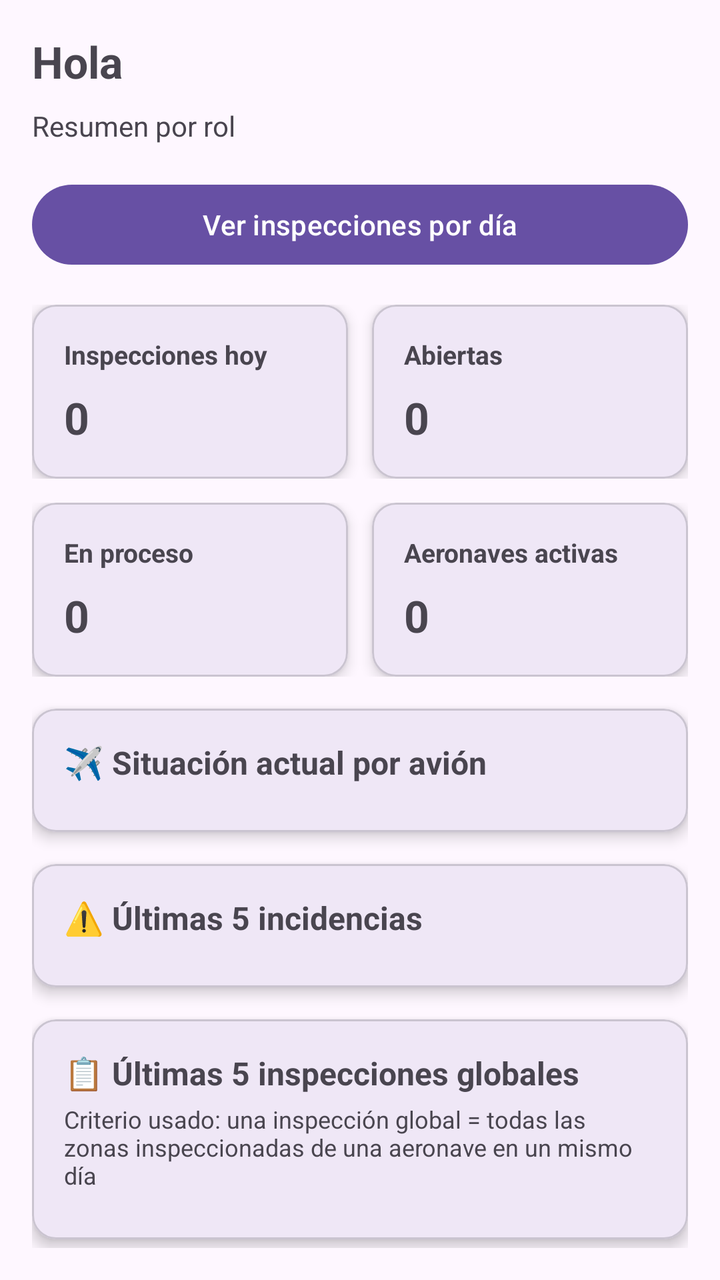
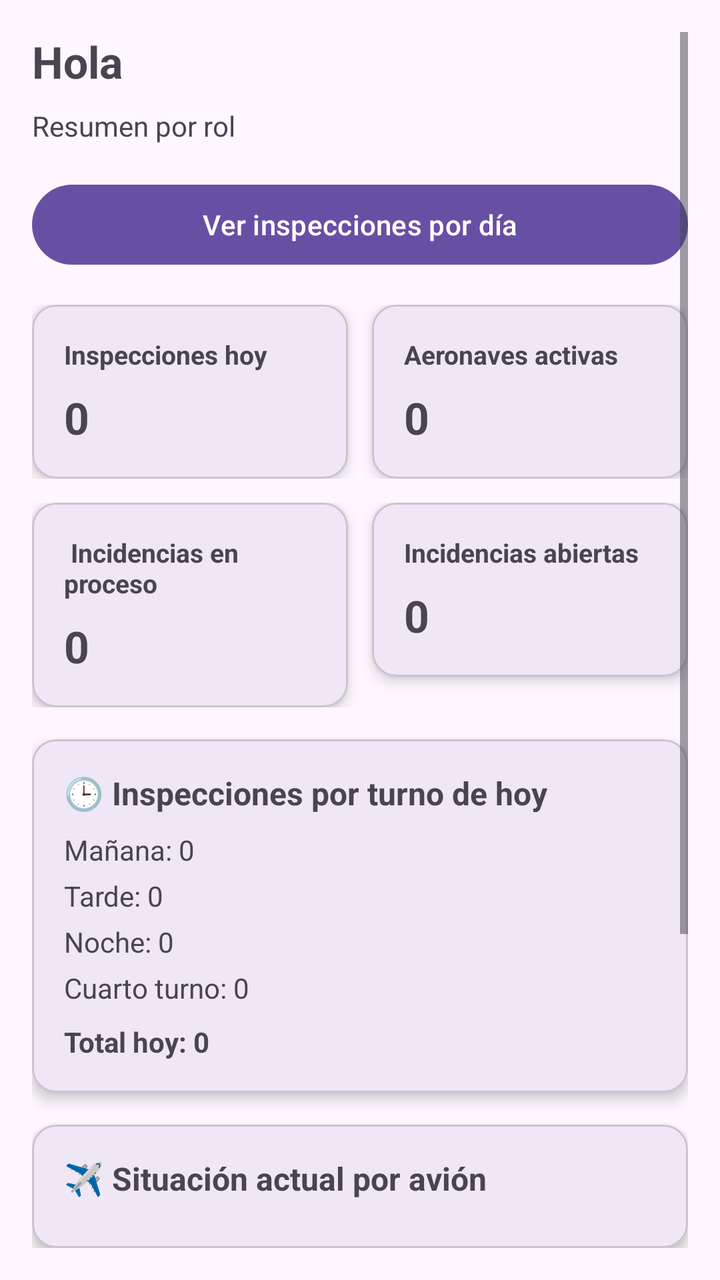

Compare the two renders of this Android layout. The source of the first and the diff that turns it into the second are given below.
<!-- AndroidManifest.xml: application theme Theme.FodManager -->
<!-- res/layout/fragment_home.xml -->
<?xml version="1.0" encoding="utf-8"?>
<ScrollView xmlns:android="http://schemas.android.com/apk/res/android"
    xmlns:app="http://schemas.android.com/apk/res-auto"
    android:layout_width="match_parent"
    android:layout_height="match_parent"
    android:padding="16dp"
    android:paddingBottom="24dp">

    <LinearLayout
        android:layout_width="match_parent"
        android:layout_height="wrap_content"
        android:orientation="vertical">

        
        <TextView
            android:id="@+id/tvBienvenida"
            android:layout_width="wrap_content"
            android:layout_height="wrap_content"
            android:layout_marginBottom="8dp"
            android:text="Hola"
            android:textSize="22sp"
            android:textStyle="bold" />

        
        <TextView
            android:id="@+id/tvResumenRol"
            android:layout_width="match_parent"
            android:layout_height="wrap_content"
            android:text="Resumen por rol"
            android:textSize="14sp"
            android:layout_marginBottom="16dp" />

        
        <Button
            android:id="@+id/btnVerResumenDiario"
            android:layout_width="match_parent"
            android:layout_height="wrap_content"
            android:text="Ver inspecciones por día"
            android:layout_marginBottom="16dp" />

        
        <LinearLayout
            android:layout_width="match_parent"
            android:layout_height="wrap_content"
            android:orientation="horizontal"
            android:layout_marginBottom="12dp">

            
            <com.google.android.material.card.MaterialCardView
                android:layout_width="0dp"
                android:layout_height="wrap_content"
                android:layout_weight="1"
                android:layout_marginEnd="6dp"
                app:cardCornerRadius="12dp"
                app:cardElevation="4dp">

                <LinearLayout
                    android:layout_width="match_parent"
                    android:layout_height="wrap_content"
                    android:orientation="vertical"
                    android:padding="16dp">

                    <TextView
                        android:layout_width="wrap_content"
                        android:layout_height="wrap_content"
                        android:text="Inspecciones hoy"
                        android:textSize="13sp"
                        android:textStyle="bold"
                        android:layout_marginBottom="8dp" />

                    <TextView
                        android:id="@+id/tvKpiInspeccionesHoy"
                        android:layout_width="wrap_content"
                        android:layout_height="wrap_content"
                        android:text="0"
                        android:textSize="22sp"
                        android:textStyle="bold" />
                </LinearLayout>
            </com.google.android.material.card.MaterialCardView>

            
            <com.google.android.material.card.MaterialCardView
                android:layout_width="0dp"
                android:layout_height="wrap_content"
                android:layout_weight="1"
                android:layout_marginStart="6dp"
                app:cardCornerRadius="12dp"
                app:cardElevation="4dp">

                <LinearLayout
                    android:layout_width="match_parent"
                    android:layout_height="wrap_content"
                    android:orientation="vertical"
                    android:padding="16dp">

                    <TextView
                        android:layout_width="wrap_content"
                        android:layout_height="wrap_content"
                        android:text="Abiertas"
                        android:textSize="13sp"
                        android:textStyle="bold"
                        android:layout_marginBottom="8dp" />

                    <TextView
                        android:id="@+id/tvKpiAbiertas"
                        android:layout_width="wrap_content"
                        android:layout_height="wrap_content"
                        android:text="0"
                        android:textSize="22sp"
                        android:textStyle="bold" />
                </LinearLayout>
            </com.google.android.material.card.MaterialCardView>
        </LinearLayout>

        
        <LinearLayout
            android:layout_width="match_parent"
            android:layout_height="wrap_content"
            android:orientation="horizontal"
            android:layout_marginBottom="16dp">

            
            <com.google.android.material.card.MaterialCardView
                android:layout_width="0dp"
                android:layout_height="wrap_content"
                android:layout_weight="1"
                android:layout_marginEnd="6dp"
                app:cardCornerRadius="12dp"
                app:cardElevation="4dp">

                <LinearLayout
                    android:layout_width="match_parent"
                    android:layout_height="wrap_content"
                    android:orientation="vertical"
                    android:padding="16dp">

                    <TextView
                        android:layout_width="wrap_content"
                        android:layout_height="wrap_content"
                        android:text="En proceso"
                        android:textSize="13sp"
                        android:textStyle="bold"
                        android:layout_marginBottom="8dp" />

                    <TextView
                        android:id="@+id/tvKpiEnProceso"
                        android:layout_width="wrap_content"
                        android:layout_height="wrap_content"
                        android:text="0"
                        android:textSize="22sp"
                        android:textStyle="bold" />
                </LinearLayout>
            </com.google.android.material.card.MaterialCardView>

            
            <com.google.android.material.card.MaterialCardView
                android:layout_width="0dp"
                android:layout_height="wrap_content"
                android:layout_weight="1"
                android:layout_marginStart="6dp"
                app:cardCornerRadius="12dp"
                app:cardElevation="4dp">

                <LinearLayout
                    android:layout_width="match_parent"
                    android:layout_height="wrap_content"
                    android:orientation="vertical"
                    android:padding="16dp">

                    <TextView
                        android:layout_width="wrap_content"
                        android:layout_height="wrap_content"
                        android:text="Aeronaves activas"
                        android:textSize="13sp"
                        android:textStyle="bold"
                        android:layout_marginBottom="8dp" />

                    <TextView
                        android:id="@+id/tvKpiAeronavesActivas"
                        android:layout_width="wrap_content"
                        android:layout_height="wrap_content"
                        android:text="0"
                        android:textSize="22sp"
                        android:textStyle="bold" />
                </LinearLayout>
            </com.google.android.material.card.MaterialCardView>
        </LinearLayout>

        
        <com.google.android.material.card.MaterialCardView
            android:layout_width="match_parent"
            android:layout_height="wrap_content"
            android:layout_marginBottom="16dp"
            app:cardCornerRadius="12dp"
            app:cardElevation="4dp">

            <LinearLayout
                android:layout_width="match_parent"
                android:layout_height="wrap_content"
                android:orientation="vertical"
                android:padding="16dp">

                <TextView
                    android:layout_width="wrap_content"
                    android:layout_height="wrap_content"
                    android:text="✈️ Situación actual por avión"
                    android:textSize="16sp"
                    android:textStyle="bold"
                    android:layout_marginBottom="8dp" />

                
                <LinearLayout
                    android:id="@+id/llEstadoAeronaves"
                    android:layout_width="match_parent"
                    android:layout_height="wrap_content"
                    android:orientation="vertical" />
            </LinearLayout>
        </com.google.android.material.card.MaterialCardView>

        
        <com.google.android.material.card.MaterialCardView
            android:layout_width="match_parent"
            android:layout_height="wrap_content"
            android:layout_marginBottom="16dp"
            app:cardCornerRadius="12dp"
            app:cardElevation="4dp">

            <LinearLayout
                android:layout_width="match_parent"
                android:layout_height="wrap_content"
                android:orientation="vertical"
                android:padding="16dp">

                <TextView
                    android:layout_width="wrap_content"
                    android:layout_height="wrap_content"
                    android:text="⚠️ Últimas 5 incidencias"
                    android:textSize="16sp"
                    android:textStyle="bold"
                    android:layout_marginBottom="8dp" />

                
                <LinearLayout
                    android:id="@+id/llUltimasIncidencias"
                    android:layout_width="match_parent"
                    android:layout_height="wrap_content"
                    android:orientation="vertical" />
            </LinearLayout>
        </com.google.android.material.card.MaterialCardView>

        
        <com.google.android.material.card.MaterialCardView
            android:layout_width="match_parent"
            android:layout_height="wrap_content"
            android:layout_marginBottom="16dp"
            app:cardCornerRadius="12dp"
            app:cardElevation="4dp">

            <LinearLayout
                android:layout_width="match_parent"
                android:layout_height="wrap_content"
                android:orientation="vertical"
                android:padding="16dp">

                <TextView
                    android:layout_width="wrap_content"
                    android:layout_height="wrap_content"
                    android:text="📋 Últimas 5 inspecciones globales"
                    android:textSize="16sp"
                    android:textStyle="bold"
                    android:layout_marginBottom="4dp" />

                
                <TextView
                    android:layout_width="match_parent"
                    android:layout_height="wrap_content"
                    android:text="Criterio usado: una inspección global = todas las zonas inspeccionadas de una aeronave en un mismo día"
                    android:textSize="12sp"
                    android:layout_marginBottom="8dp" />

                
                <LinearLayout
                    android:id="@+id/llUltimasInspeccionesGlobales"
                    android:layout_width="match_parent"
                    android:layout_height="wrap_content"
                    android:orientation="vertical" />
            </LinearLayout>
        </com.google.android.material.card.MaterialCardView>

    </LinearLayout>

</ScrollView>
<!-- resources referenced by this layout -->
<resources>
  <style name="Theme.FodManager" parent="Base.Theme.FodManager" />
  <style name="Base.Theme.FodManager" parent="Theme.Material3.DayNight.NoActionBar">
          
          
      </style>
</resources>

<!-- the commit's change to res/layout/fragment_home.xml (unified diff, before → after) -->
@@ -77,7 +77,6 @@
                         android:textStyle="bold" />
                 </LinearLayout>
             </com.google.android.material.card.MaterialCardView>
-
             
             <com.google.android.material.card.MaterialCardView
                 android:layout_width="0dp"
@@ -96,13 +95,13 @@
                     <TextView
                         android:layout_width="wrap_content"
                         android:layout_height="wrap_content"
-                        android:text="Abiertas"
+                        android:text="Aeronaves activas"
                         android:textSize="13sp"
                         android:textStyle="bold"
                         android:layout_marginBottom="8dp" />
 
                     <TextView
-                        android:id="@+id/tvKpiAbiertas"
+                        android:id="@+id/tvKpiAeronavesActivas"
                         android:layout_width="wrap_content"
                         android:layout_height="wrap_content"
                         android:text="0"
@@ -110,6 +109,8 @@
                         android:textStyle="bold" />
                 </LinearLayout>
             </com.google.android.material.card.MaterialCardView>
+
+
         </LinearLayout>
 
         
@@ -118,6 +119,8 @@
             android:layout_height="wrap_content"
             android:orientation="horizontal"
             android:layout_marginBottom="16dp">
+
+
 
             
             <com.google.android.material.card.MaterialCardView
@@ -137,7 +140,7 @@
                     <TextView
                         android:layout_width="wrap_content"
                         android:layout_height="wrap_content"
-                        android:text="En proceso"
+                        android:text=" Incidencias en proceso"
                         android:textSize="13sp"
                         android:textStyle="bold"
                         android:layout_marginBottom="8dp" />
@@ -151,9 +154,10 @@
                         android:textStyle="bold" />
                 </LinearLayout>
             </com.google.android.material.card.MaterialCardView>
-
             
+
             <com.google.android.material.card.MaterialCardView
+
                 android:layout_width="0dp"
                 android:layout_height="wrap_content"
                 android:layout_weight="1"
@@ -161,30 +165,40 @@
                 app:cardCornerRadius="12dp"
                 app:cardElevation="4dp">
 
-                <LinearLayout
+
+
+                <LinearLayout
+
                     android:layout_width="match_parent"
                     android:layout_height="wrap_content"
                     android:orientation="vertical"
                     android:padding="16dp">
 
-                    <TextView
-                        android:layout_width="wrap_content"
-                        android:layout_height="wrap_content"
-                        android:text="Aeronaves activas"
+
+                    <TextView
+                        android:layout_width="wrap_content"
+                        android:layout_height="wrap_content"
+                        android:text="Incidencias abiertas"
                         android:textSize="13sp"
                         android:textStyle="bold"
                         android:layout_marginBottom="8dp" />
 
-                    <TextView
-                        android:id="@+id/tvKpiAeronavesActivas"
+
+                    <TextView
+                        android:id="@+id/tvKpiAbiertas"
                         android:layout_width="wrap_content"
                         android:layout_height="wrap_content"
                         android:text="0"
                         android:textSize="22sp"
                         android:textStyle="bold" />
+
                 </LinearLayout>
+
             </com.google.android.material.card.MaterialCardView>
+
+
         </LinearLayout>
+
 
         
         <com.google.android.material.card.MaterialCardView
@@ -203,6 +217,80 @@
                 <TextView
                     android:layout_width="wrap_content"
                     android:layout_height="wrap_content"
+                    android:text="🕒 Inspecciones por turno de hoy"
+                    android:textSize="16sp"
+                    android:textStyle="bold"
+                    android:layout_marginBottom="8dp" />
+
+                
+                <TextView
+                    android:id="@+id/tvDashboardTurnoManana"
+                    android:layout_width="match_parent"
+                    android:layout_height="wrap_content"
+                    android:text="Mañana: 0"
+                    android:textSize="14sp"
+                    android:layout_marginBottom="4dp" />
+
+                
+                <TextView
+                    android:id="@+id/tvDashboardTurnoTarde"
+                    android:layout_width="match_parent"
+                    android:layout_height="wrap_content"
+                    android:text="Tarde: 0"
+                    android:textSize="14sp"
+                    android:layout_marginBottom="4dp" />
+
+                
+                <TextView
+                    android:id="@+id/tvDashboardTurnoNoche"
+                    android:layout_width="match_parent"
+                    android:layout_height="wrap_content"
+                    android:text="Noche: 0"
+                    android:textSize="14sp"
+                    android:layout_marginBottom="4dp" />
+
+                
+                <TextView
+                    android:id="@+id/tvDashboardTurnoCuarto"
+                    android:layout_width="match_parent"
+                    android:layout_height="wrap_content"
+                    android:text="Cuarto turno: 0"
+                    android:textSize="14sp"
+                    android:layout_marginBottom="8dp" />
+
+                
+                <TextView
+                    android:id="@+id/tvDashboardTurnoTotal"
+                    android:layout_width="match_parent"
+                    android:layout_height="wrap_content"
+                    android:text="Total hoy: 0"
+                    android:textSize="14sp"
+                    android:textStyle="bold" />
+
+            </LinearLayout>
+
+        </com.google.android.material.card.MaterialCardView>
+
+        
+        <com.google.android.material.card.MaterialCardView
+            android:layout_width="match_parent"
+            android:layout_height="wrap_content"
+            android:layout_marginBottom="16dp"
+            app:cardCornerRadius="12dp"
+            app:cardElevation="4dp">
+
+            <LinearLayout
+                android:layout_width="match_parent"
+                android:layout_height="wrap_content"
+                android:orientation="vertical"
+                android:padding="16dp">
+
+
+
+
+                <TextView
+                    android:layout_width="wrap_content"
+                    android:layout_height="wrap_content"
                     android:text="✈️ Situación actual por avión"
                     android:textSize="16sp"
                     android:textStyle="bold"
@@ -265,7 +353,7 @@
                 <TextView
                     android:layout_width="wrap_content"
                     android:layout_height="wrap_content"
-                    android:text="📋 Últimas 5 inspecciones globales"
+                    android:text="📋 Últimas 5 inspecciones globales por turno"
                     android:textSize="16sp"
                     android:textStyle="bold"
                     android:layout_marginBottom="4dp" />
@@ -274,7 +362,7 @@
                 <TextView
                     android:layout_width="match_parent"
                     android:layout_height="wrap_content"
-                    android:text="Criterio usado: una inspección global = todas las zonas inspeccionadas de una aeronave en un mismo día"
+                    android:text="Criterio usado: una inspección global = zonas inspeccionadas de una aeronave en un mismo día y turno"
                     android:textSize="12sp"
                     android:layout_marginBottom="8dp" />
 
